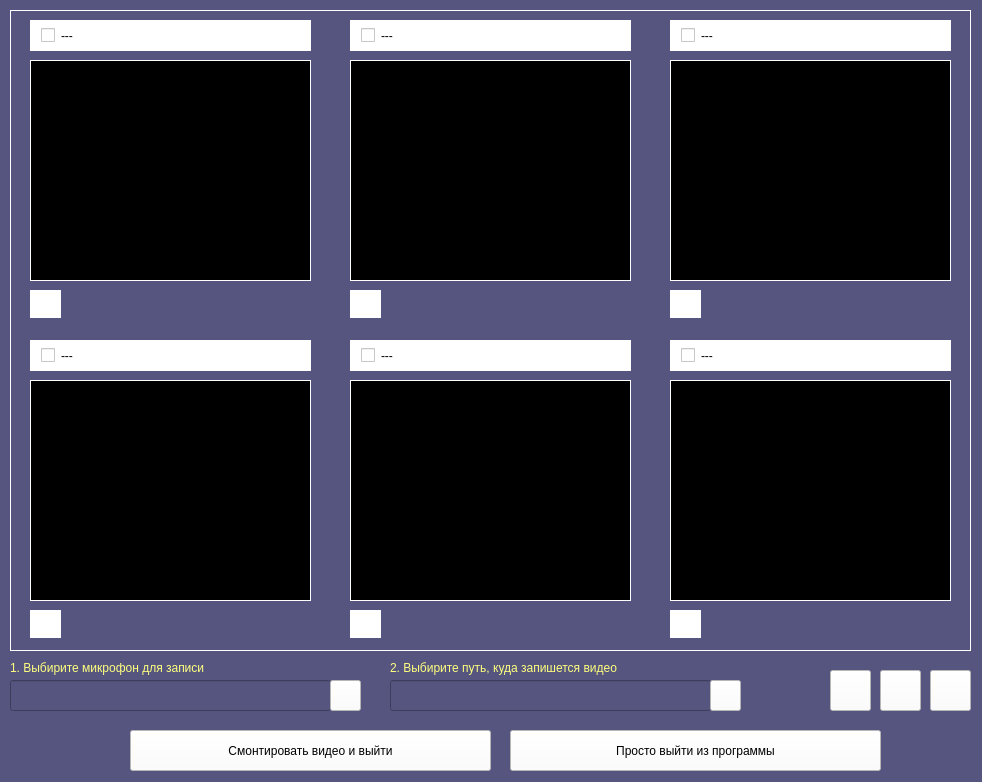
First picture: the form in GUI/main.ui, repository dimanchik79/ScoolCam, before the edit.
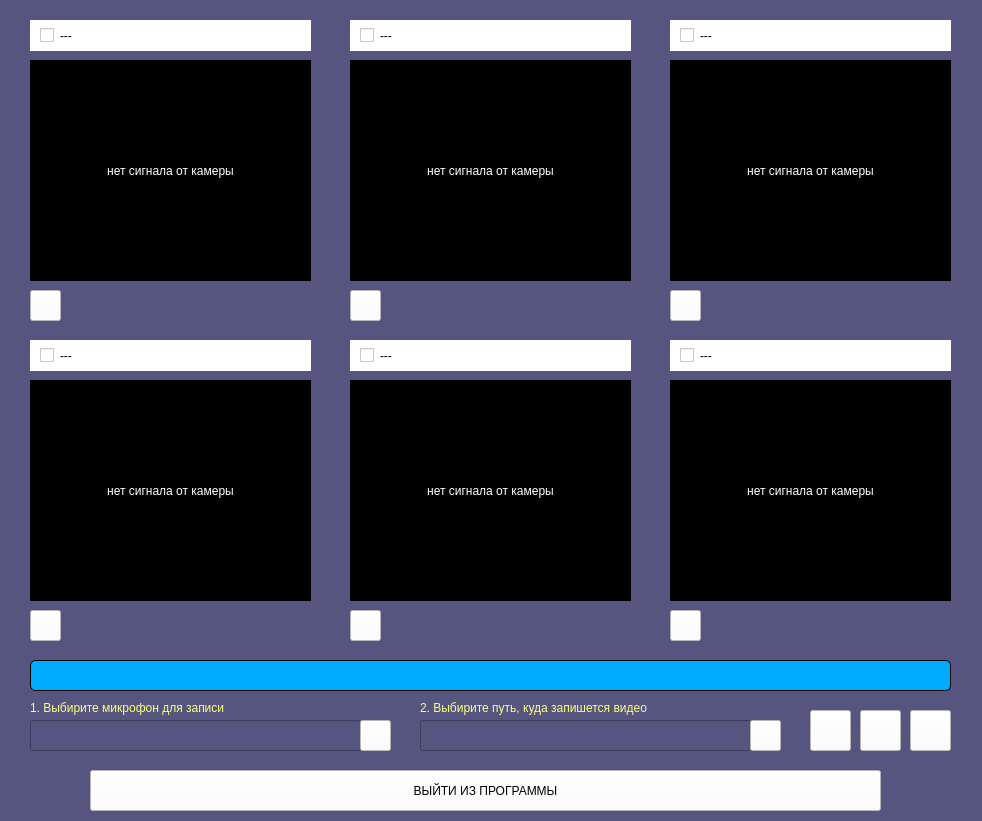
Second picture: the form after the edit. Icons and pictures are not drawn.

```diff
--- a/GUI/main.ui
+++ b/GUI/main.ui
@@ -2,12 +2,15 @@
 <ui version="4.0">
  <class>MainWindow</class>
  <widget class="QMainWindow" name="MainWindow">
+  <property name="enabled">
+   <bool>true</bool>
+  </property>
   <property name="geometry">
    <rect>
     <x>0</x>
     <y>0</y>
     <width>982</width>
-    <height>782</height>
+    <height>821</height>
    </rect>
   </property>
   <property name="windowTitle">
@@ -20,397 +23,15 @@
   <property name="styleSheet">
    <string notr="true">background-color: rgb(85, 85, 127);</string>
   </property>
-  <widget class="QWidget" name="centralwidget">
-   <widget class="QFrame" name="frame">
-    <property name="geometry">
-     <rect>
-      <x>10</x>
-      <y>10</y>
-      <width>961</width>
-      <height>641</height>
-     </rect>
-    </property>
-    <property name="styleSheet">
-     <string notr="true">border: 1px solid white;</string>
-    </property>
-    <property name="frameShape">
-     <enum>QFrame::StyledPanel</enum>
-    </property>
-    <property name="frameShadow">
-     <enum>QFrame::Sunken</enum>
-    </property>
-    <widget class="QLabel" name="cam_1">
-     <property name="geometry">
-      <rect>
-       <x>20</x>
-       <y>50</y>
-       <width>281</width>
-       <height>221</height>
-      </rect>
-     </property>
-     <property name="styleSheet">
-      <string notr="true">background-color: rgb(0, 0, 0);
-color: white;</string>
-     </property>
-     <property name="text">
-      <string/>
-     </property>
-     <property name="alignment">
-      <set>Qt::AlignCenter</set>
-     </property>
-    </widget>
-    <widget class="QPushButton" name="full_1">
-     <property name="geometry">
-      <rect>
-       <x>20</x>
-       <y>280</y>
-       <width>31</width>
-       <height>28</height>
-      </rect>
-     </property>
-     <property name="styleSheet">
-      <string notr="true">background-color: rgb(255, 255, 255);</string>
-     </property>
-     <property name="text">
-      <string/>
-     </property>
-     <property name="icon">
-      <iconset>
-       <normaloff>../IMG/full.png</normaloff>../IMG/full.png</iconset>
-     </property>
-    </widget>
-    <widget class="QLabel" name="cam_2">
-     <property name="geometry">
-      <rect>
-       <x>340</x>
-       <y>50</y>
-       <width>281</width>
-       <height>221</height>
-      </rect>
-     </property>
-     <property name="styleSheet">
-      <string notr="true">background-color: rgb(0, 0, 0);
-color: white;</string>
-     </property>
-     <property name="text">
-      <string/>
-     </property>
-     <property name="alignment">
-      <set>Qt::AlignCenter</set>
-     </property>
-    </widget>
-    <widget class="QLabel" name="cam_3">
-     <property name="geometry">
-      <rect>
-       <x>660</x>
-       <y>50</y>
-       <width>281</width>
-       <height>221</height>
-      </rect>
-     </property>
-     <property name="styleSheet">
-      <string notr="true">background-color: rgb(0, 0, 0);
-color: white;</string>
-     </property>
-     <property name="text">
-      <string/>
-     </property>
-     <property name="alignment">
-      <set>Qt::AlignCenter</set>
-     </property>
-    </widget>
-    <widget class="QLabel" name="cam_4">
-     <property name="geometry">
-      <rect>
-       <x>20</x>
-       <y>370</y>
-       <width>281</width>
-       <height>221</height>
-      </rect>
-     </property>
-     <property name="styleSheet">
-      <string notr="true">background-color: rgb(0, 0, 0);
-color: white;</string>
-     </property>
-     <property name="text">
-      <string/>
-     </property>
-     <property name="alignment">
-      <set>Qt::AlignCenter</set>
-     </property>
-    </widget>
-    <widget class="QLabel" name="cam_5">
-     <property name="geometry">
-      <rect>
-       <x>340</x>
-       <y>370</y>
-       <width>281</width>
-       <height>221</height>
-      </rect>
-     </property>
-     <property name="styleSheet">
-      <string notr="true">background-color: rgb(0, 0, 0);
-color: white;</string>
-     </property>
-     <property name="text">
-      <string/>
-     </property>
-     <property name="alignment">
-      <set>Qt::AlignCenter</set>
-     </property>
-    </widget>
-    <widget class="QLabel" name="cam_6">
-     <property name="geometry">
-      <rect>
-       <x>660</x>
-       <y>370</y>
-       <width>281</width>
-       <height>221</height>
-      </rect>
-     </property>
-     <property name="styleSheet">
-      <string notr="true">background-color: rgb(0, 0, 0);
-color: white;</string>
-     </property>
-     <property name="text">
-      <string/>
-     </property>
-     <property name="alignment">
-      <set>Qt::AlignCenter</set>
-     </property>
-    </widget>
-    <widget class="QCheckBox" name="nam_1">
-     <property name="geometry">
-      <rect>
-       <x>20</x>
-       <y>10</y>
-       <width>281</width>
-       <height>31</height>
-      </rect>
-     </property>
-     <property name="styleSheet">
-      <string notr="true">background-color: rgb(255, 255, 255);
-color: black;
-padding: 0 10px;</string>
-     </property>
-     <property name="text">
-      <string>---</string>
-     </property>
-     <property name="tristate">
-      <bool>false</bool>
-     </property>
-    </widget>
-    <widget class="QCheckBox" name="nam_2">
-     <property name="geometry">
-      <rect>
-       <x>340</x>
-       <y>10</y>
-       <width>281</width>
-       <height>31</height>
-      </rect>
-     </property>
-     <property name="styleSheet">
-      <string notr="true">background-color: rgb(255, 255, 255);
-color: black;
-padding: 0 10px;</string>
-     </property>
-     <property name="text">
-      <string>---</string>
-     </property>
-     <property name="tristate">
-      <bool>false</bool>
-     </property>
-    </widget>
-    <widget class="QCheckBox" name="nam_3">
-     <property name="geometry">
-      <rect>
-       <x>660</x>
-       <y>10</y>
-       <width>281</width>
-       <height>31</height>
-      </rect>
-     </property>
-     <property name="styleSheet">
-      <string notr="true">background-color: rgb(255, 255, 255);
-color: black;
-padding: 0 10px;</string>
-     </property>
-     <property name="text">
-      <string>---</string>
-     </property>
-     <property name="tristate">
-      <bool>false</bool>
-     </property>
-    </widget>
-    <widget class="QCheckBox" name="nam_4">
-     <property name="geometry">
-      <rect>
-       <x>20</x>
-       <y>330</y>
-       <width>281</width>
-       <height>31</height>
-      </rect>
-     </property>
-     <property name="styleSheet">
-      <string notr="true">background-color: rgb(255, 255, 255);
-color: black;
-padding: 0 10px;</string>
-     </property>
-     <property name="text">
-      <string>---</string>
-     </property>
-     <property name="tristate">
-      <bool>false</bool>
-     </property>
-    </widget>
-    <widget class="QCheckBox" name="nam_5">
-     <property name="geometry">
-      <rect>
-       <x>340</x>
-       <y>330</y>
-       <width>281</width>
-       <height>31</height>
-      </rect>
-     </property>
-     <property name="styleSheet">
-      <string notr="true">background-color: rgb(255, 255, 255);
-color: black;
-padding: 0 10px;</string>
-     </property>
-     <property name="text">
-      <string>---</string>
-     </property>
-     <property name="tristate">
-      <bool>false</bool>
-     </property>
-    </widget>
-    <widget class="QCheckBox" name="nam_6">
-     <property name="geometry">
-      <rect>
-       <x>660</x>
-       <y>330</y>
-       <width>281</width>
-       <height>31</height>
-      </rect>
-     </property>
-     <property name="styleSheet">
-      <string notr="true">background-color: rgb(255, 255, 255);
-color: black;
-padding: 0 10px;</string>
-     </property>
-     <property name="text">
-      <string>---</string>
-     </property>
-     <property name="tristate">
-      <bool>false</bool>
-     </property>
-    </widget>
-    <widget class="QPushButton" name="full_2">
-     <property name="geometry">
-      <rect>
-       <x>340</x>
-       <y>280</y>
-       <width>31</width>
-       <height>28</height>
-      </rect>
-     </property>
-     <property name="styleSheet">
-      <string notr="true">background-color: rgb(255, 255, 255);</string>
-     </property>
-     <property name="text">
-      <string/>
-     </property>
-     <property name="icon">
-      <iconset>
-       <normaloff>../IMG/full.png</normaloff>../IMG/full.png</iconset>
-     </property>
-    </widget>
-    <widget class="QPushButton" name="full_3">
-     <property name="geometry">
-      <rect>
-       <x>660</x>
-       <y>280</y>
-       <width>31</width>
-       <height>28</height>
-      </rect>
-     </property>
-     <property name="styleSheet">
-      <string notr="true">background-color: rgb(255, 255, 255);</string>
-     </property>
-     <property name="text">
-      <string/>
-     </property>
-     <property name="icon">
-      <iconset>
-       <normaloff>../IMG/full.png</normaloff>../IMG/full.png</iconset>
-     </property>
-    </widget>
-    <widget class="QPushButton" name="full_4">
-     <property name="geometry">
-      <rect>
-       <x>20</x>
-       <y>600</y>
-       <width>31</width>
-       <height>28</height>
-      </rect>
-     </property>
-     <property name="styleSheet">
-      <string notr="true">background-color: rgb(255, 255, 255);</string>
-     </property>
-     <property name="text">
-      <string/>
-     </property>
-     <property name="icon">
-      <iconset>
-       <normaloff>../IMG/full.png</normaloff>../IMG/full.png</iconset>
-     </property>
-    </widget>
-    <widget class="QPushButton" name="full_5">
-     <property name="geometry">
-      <rect>
-       <x>340</x>
-       <y>600</y>
-       <width>31</width>
-       <height>28</height>
-      </rect>
-     </property>
-     <property name="styleSheet">
-      <string notr="true">background-color: rgb(255, 255, 255);</string>
-     </property>
-     <property name="text">
-      <string/>
-     </property>
-     <property name="icon">
-      <iconset>
-       <normaloff>../IMG/full.png</normaloff>../IMG/full.png</iconset>
-     </property>
-    </widget>
-    <widget class="QPushButton" name="full_6">
-     <property name="geometry">
-      <rect>
-       <x>660</x>
-       <y>600</y>
-       <width>31</width>
-       <height>28</height>
-      </rect>
-     </property>
-     <property name="styleSheet">
-      <string notr="true">background-color: rgb(255, 255, 255);</string>
-     </property>
-     <property name="text">
-      <string/>
-     </property>
-     <property name="icon">
-      <iconset>
-       <normaloff>../IMG/full.png</normaloff>../IMG/full.png</iconset>
-     </property>
-    </widget>
-   </widget>
+  <widget class="QWidget" name="main">
+   <property name="enabled">
+    <bool>true</bool>
+   </property>
    <widget class="QLabel" name="label">
     <property name="geometry">
      <rect>
-      <x>10</x>
-      <y>660</y>
+      <x>30</x>
+      <y>700</y>
       <width>321</width>
       <height>16</height>
      </rect>
@@ -422,12 +43,15 @@
      <string>1. Выбирите микрофон для записи</string>
     </property>
    </widget>
-   <widget class="QLineEdit" name="lineEdit">
+   <widget class="QLineEdit" name="mic">
+    <property name="enabled">
+     <bool>false</bool>
+    </property>
     <property name="geometry">
      <rect>
-      <x>10</x>
-      <y>680</y>
-      <width>321</width>
+      <x>30</x>
+      <y>720</y>
+      <width>331</width>
       <height>31</height>
      </rect>
     </property>
@@ -435,11 +59,11 @@
      <string notr="true">color: white;</string>
     </property>
    </widget>
-   <widget class="QPushButton" name="full_7">
+   <widget class="QPushButton" name="mic_select">
     <property name="geometry">
      <rect>
-      <x>330</x>
-      <y>680</y>
+      <x>360</x>
+      <y>720</y>
       <width>31</width>
       <height>31</height>
      </rect>
@@ -458,8 +82,8 @@
    <widget class="QLabel" name="label_2">
     <property name="geometry">
      <rect>
-      <x>390</x>
-      <y>660</y>
+      <x>420</x>
+      <y>700</y>
       <width>321</width>
       <height>16</height>
      </rect>
@@ -471,12 +95,15 @@
      <string>2. Выбирите путь, куда запишется видео</string>
     </property>
    </widget>
-   <widget class="QLineEdit" name="lineEdit_2">
+   <widget class="QLineEdit" name="path">
+    <property name="enabled">
+     <bool>false</bool>
+    </property>
     <property name="geometry">
      <rect>
-      <x>390</x>
-      <y>680</y>
-      <width>321</width>
+      <x>420</x>
+      <y>720</y>
+      <width>331</width>
       <height>31</height>
      </rect>
     </property>
@@ -484,11 +111,11 @@
      <string notr="true">color: white;</string>
     </property>
    </widget>
-   <widget class="QPushButton" name="full_8">
+   <widget class="QPushButton" name="path_select">
     <property name="geometry">
      <rect>
-      <x>710</x>
-      <y>680</y>
+      <x>750</x>
+      <y>720</y>
       <width>31</width>
       <height>31</height>
      </rect>
@@ -504,11 +131,11 @@
       <normaloff>../IMG/open_table.ico</normaloff>../IMG/open_table.ico</iconset>
     </property>
    </widget>
-   <widget class="QPushButton" name="full_9">
+   <widget class="QPushButton" name="record">
     <property name="geometry">
      <rect>
-      <x>830</x>
-      <y>670</y>
+      <x>810</x>
+      <y>710</y>
       <width>41</width>
       <height>41</height>
      </rect>
@@ -530,11 +157,11 @@
      </size>
     </property>
    </widget>
-   <widget class="QPushButton" name="full_10">
+   <widget class="QPushButton" name="pause">
     <property name="geometry">
      <rect>
-      <x>880</x>
-      <y>670</y>
+      <x>860</x>
+      <y>710</y>
       <width>41</width>
       <height>41</height>
      </rect>
@@ -556,11 +183,11 @@
      </size>
     </property>
    </widget>
-   <widget class="QPushButton" name="full_11">
+   <widget class="QPushButton" name="stop">
     <property name="geometry">
      <rect>
-      <x>930</x>
-      <y>670</y>
+      <x>910</x>
+      <y>710</y>
       <width>41</width>
       <height>41</height>
      </rect>
@@ -582,12 +209,12 @@
      </size>
     </property>
    </widget>
-   <widget class="QPushButton" name="full_12">
+   <widget class="QPushButton" name="exit">
     <property name="geometry">
      <rect>
-      <x>130</x>
-      <y>730</y>
-      <width>361</width>
+      <x>90</x>
+      <y>770</y>
+      <width>791</width>
       <height>41</height>
      </rect>
     </property>
@@ -595,33 +222,440 @@
      <string notr="true">background-color: rgb(255, 255, 255);</string>
     </property>
     <property name="text">
-     <string>Смонтировать видео и выйти</string>
-    </property>
-    <property name="icon">
-     <iconset>
-      <normaloff>../IMG/edit.png</normaloff>../IMG/edit.png</iconset>
-    </property>
-   </widget>
-   <widget class="QPushButton" name="full_13">
-    <property name="geometry">
-     <rect>
-      <x>510</x>
-      <y>730</y>
-      <width>371</width>
-      <height>41</height>
-     </rect>
-    </property>
-    <property name="styleSheet">
-     <string notr="true">background-color: rgb(255, 255, 255);</string>
-    </property>
-    <property name="text">
-     <string>Просто выйти из программы</string>
+     <string>ВЫЙТИ ИЗ ПРОГРАММЫ</string>
     </property>
     <property name="icon">
      <iconset>
       <normaloff>../IMG/exit.png</normaloff>../IMG/exit.png</iconset>
     </property>
    </widget>
+   <widget class="QCheckBox" name="nam_5">
+    <property name="geometry">
+     <rect>
+      <x>350</x>
+      <y>340</y>
+      <width>281</width>
+      <height>31</height>
+     </rect>
+    </property>
+    <property name="styleSheet">
+     <string notr="true">background-color: rgb(255, 255, 255);
+color: black;
+padding: 0 10px;</string>
+    </property>
+    <property name="text">
+     <string>---</string>
+    </property>
+    <property name="tristate">
+     <bool>false</bool>
+    </property>
+   </widget>
+   <widget class="QCheckBox" name="nam_4">
+    <property name="geometry">
+     <rect>
+      <x>30</x>
+      <y>340</y>
+      <width>281</width>
+      <height>31</height>
+     </rect>
+    </property>
+    <property name="styleSheet">
+     <string notr="true">background-color: rgb(255, 255, 255);
+color: black;
+padding: 0 10px;</string>
+    </property>
+    <property name="text">
+     <string>---</string>
+    </property>
+    <property name="tristate">
+     <bool>false</bool>
+    </property>
+   </widget>
+   <widget class="QLabel" name="cam_5">
+    <property name="geometry">
+     <rect>
+      <x>350</x>
+      <y>380</y>
+      <width>281</width>
+      <height>221</height>
+     </rect>
+    </property>
+    <property name="styleSheet">
+     <string notr="true">background-color: rgb(0, 0, 0);
+color: white;</string>
+    </property>
+    <property name="text">
+     <string>нет сигнала от камеры</string>
+    </property>
+    <property name="alignment">
+     <set>Qt::AlignCenter</set>
+    </property>
+   </widget>
+   <widget class="QCheckBox" name="nam_2">
+    <property name="geometry">
+     <rect>
+      <x>350</x>
+      <y>20</y>
+      <width>281</width>
+      <height>31</height>
+     </rect>
+    </property>
+    <property name="styleSheet">
+     <string notr="true">background-color: rgb(255, 255, 255);
+color: black;
+padding: 0 10px;</string>
+    </property>
+    <property name="text">
+     <string>---</string>
+    </property>
+    <property name="tristate">
+     <bool>false</bool>
+    </property>
+   </widget>
+   <widget class="QLabel" name="cam_3">
+    <property name="geometry">
+     <rect>
+      <x>670</x>
+      <y>60</y>
+      <width>281</width>
+      <height>221</height>
+     </rect>
+    </property>
+    <property name="styleSheet">
+     <string notr="true">background-color: rgb(0, 0, 0);
+color: white;</string>
+    </property>
+    <property name="text">
+     <string>нет сигнала от камеры</string>
+    </property>
+    <property name="alignment">
+     <set>Qt::AlignCenter</set>
+    </property>
+   </widget>
+   <widget class="QCheckBox" name="nam_1">
+    <property name="geometry">
+     <rect>
+      <x>30</x>
+      <y>20</y>
+      <width>281</width>
+      <height>31</height>
+     </rect>
+    </property>
+    <property name="styleSheet">
+     <string notr="true">background-color: rgb(255, 255, 255);
+color: black;
+padding: 0 10px;</string>
+    </property>
+    <property name="text">
+     <string>---</string>
+    </property>
+    <property name="tristate">
+     <bool>false</bool>
+    </property>
+   </widget>
+   <widget class="QCheckBox" name="nam_3">
+    <property name="geometry">
+     <rect>
+      <x>670</x>
+      <y>20</y>
+      <width>281</width>
+      <height>31</height>
+     </rect>
+    </property>
+    <property name="styleSheet">
+     <string notr="true">background-color: rgb(255, 255, 255);
+color: black;
+padding: 0 10px;</string>
+    </property>
+    <property name="text">
+     <string>---</string>
+    </property>
+    <property name="tristate">
+     <bool>false</bool>
+    </property>
+   </widget>
+   <widget class="QLabel" name="cam_4">
+    <property name="geometry">
+     <rect>
+      <x>30</x>
+      <y>380</y>
+      <width>281</width>
+      <height>221</height>
+     </rect>
+    </property>
+    <property name="styleSheet">
+     <string notr="true">background-color: rgb(0, 0, 0);
+color: white;</string>
+    </property>
+    <property name="text">
+     <string>нет сигнала от камеры</string>
+    </property>
+    <property name="alignment">
+     <set>Qt::AlignCenter</set>
+    </property>
+   </widget>
+   <widget class="QLabel" name="cam_1">
+    <property name="geometry">
+     <rect>
+      <x>30</x>
+      <y>60</y>
+      <width>281</width>
+      <height>221</height>
+     </rect>
+    </property>
+    <property name="styleSheet">
+     <string notr="true">background-color: rgb(0, 0, 0);
+color: white;</string>
+    </property>
+    <property name="text">
+     <string>нет сигнала от камеры</string>
+    </property>
+    <property name="alignment">
+     <set>Qt::AlignCenter</set>
+    </property>
+   </widget>
+   <widget class="QLabel" name="cam_6">
+    <property name="geometry">
+     <rect>
+      <x>670</x>
+      <y>380</y>
+      <width>281</width>
+      <height>221</height>
+     </rect>
+    </property>
+    <property name="styleSheet">
+     <string notr="true">background-color: rgb(0, 0, 0);
+color: white;</string>
+    </property>
+    <property name="text">
+     <string>нет сигнала от камеры</string>
+    </property>
+    <property name="alignment">
+     <set>Qt::AlignCenter</set>
+    </property>
+   </widget>
+   <widget class="QLabel" name="cam_2">
+    <property name="geometry">
+     <rect>
+      <x>350</x>
+      <y>60</y>
+      <width>281</width>
+      <height>221</height>
+     </rect>
+    </property>
+    <property name="styleSheet">
+     <string notr="true">background-color: rgb(0, 0, 0);
+color: white;</string>
+    </property>
+    <property name="text">
+     <string>нет сигнала от камеры</string>
+    </property>
+    <property name="alignment">
+     <set>Qt::AlignCenter</set>
+    </property>
+   </widget>
+   <widget class="QCheckBox" name="nam_6">
+    <property name="geometry">
+     <rect>
+      <x>670</x>
+      <y>340</y>
+      <width>281</width>
+      <height>31</height>
+     </rect>
+    </property>
+    <property name="styleSheet">
+     <string notr="true">background-color: rgb(255, 255, 255);
+color: black;
+padding: 0 10px;</string>
+    </property>
+    <property name="text">
+     <string>---</string>
+    </property>
+    <property name="tristate">
+     <bool>false</bool>
+    </property>
+   </widget>
+   <widget class="QPushButton" name="full_1">
+    <property name="enabled">
+     <bool>true</bool>
+    </property>
+    <property name="geometry">
+     <rect>
+      <x>30</x>
+      <y>290</y>
+      <width>31</width>
+      <height>31</height>
+     </rect>
+    </property>
+    <property name="styleSheet">
+     <string notr="true">background-color: rgb(255, 255, 255);</string>
+    </property>
+    <property name="text">
+     <string/>
+    </property>
+    <property name="icon">
+     <iconset>
+      <normaloff>../IMG/full.png</normaloff>../IMG/full.png</iconset>
+    </property>
+    <property name="iconSize">
+     <size>
+      <width>20</width>
+      <height>20</height>
+     </size>
+    </property>
+   </widget>
+   <widget class="QPushButton" name="full_2">
+    <property name="geometry">
+     <rect>
+      <x>350</x>
+      <y>290</y>
+      <width>31</width>
+      <height>31</height>
+     </rect>
+    </property>
+    <property name="styleSheet">
+     <string notr="true">background-color: rgb(255, 255, 255);</string>
+    </property>
+    <property name="text">
+     <string/>
+    </property>
+    <property name="icon">
+     <iconset>
+      <normaloff>../IMG/full.png</normaloff>../IMG/full.png</iconset>
+    </property>
+    <property name="iconSize">
+     <size>
+      <width>20</width>
+      <height>20</height>
+     </size>
+    </property>
+   </widget>
+   <widget class="QPushButton" name="full_3">
+    <property name="geometry">
+     <rect>
+      <x>670</x>
+      <y>290</y>
+      <width>31</width>
+      <height>31</height>
+     </rect>
+    </property>
+    <property name="styleSheet">
+     <string notr="true">background-color: rgb(255, 255, 255);</string>
+    </property>
+    <property name="text">
+     <string/>
+    </property>
+    <property name="icon">
+     <iconset>
+      <normaloff>../IMG/full.png</normaloff>../IMG/full.png</iconset>
+    </property>
+    <property name="iconSize">
+     <size>
+      <width>20</width>
+      <height>20</height>
+     </size>
+    </property>
+   </widget>
+   <widget class="QPushButton" name="full_4">
+    <property name="geometry">
+     <rect>
+      <x>30</x>
+      <y>610</y>
+      <width>31</width>
+      <height>31</height>
+     </rect>
+    </property>
+    <property name="styleSheet">
+     <string notr="true">background-color: rgb(255, 255, 255);</string>
+    </property>
+    <property name="text">
+     <string/>
+    </property>
+    <property name="icon">
+     <iconset>
+      <normaloff>../IMG/full.png</normaloff>../IMG/full.png</iconset>
+    </property>
+    <property name="iconSize">
+     <size>
+      <width>20</width>
+      <height>20</height>
+     </size>
+    </property>
+   </widget>
+   <widget class="QPushButton" name="full_5">
+    <property name="geometry">
+     <rect>
+      <x>350</x>
+      <y>610</y>
+      <width>31</width>
+      <height>31</height>
+     </rect>
+    </property>
+    <property name="styleSheet">
+     <string notr="true">background-color: rgb(255, 255, 255);</string>
+    </property>
+    <property name="text">
+     <string/>
+    </property>
+    <property name="icon">
+     <iconset>
+      <normaloff>../IMG/full.png</normaloff>../IMG/full.png</iconset>
+    </property>
+    <property name="iconSize">
+     <size>
+      <width>20</width>
+      <height>20</height>
+     </size>
+    </property>
+   </widget>
+   <widget class="QPushButton" name="full_6">
+    <property name="geometry">
+     <rect>
+      <x>670</x>
+      <y>610</y>
+      <width>31</width>
+      <height>31</height>
+     </rect>
+    </property>
+    <property name="styleSheet">
+     <string notr="true">background-color: rgb(255, 255, 255);</string>
+    </property>
+    <property name="text">
+     <string/>
+    </property>
+    <property name="icon">
+     <iconset>
+      <normaloff>../IMG/full.png</normaloff>../IMG/full.png</iconset>
+    </property>
+    <property name="iconSize">
+     <size>
+      <width>20</width>
+      <height>20</height>
+     </size>
+    </property>
+   </widget>
+   <widget class="QLabel" name="label_3">
+    <property name="geometry">
+     <rect>
+      <x>30</x>
+      <y>660</y>
+      <width>921</width>
+      <height>31</height>
+     </rect>
+    </property>
+    <property name="styleSheet">
+     <string notr="true">border: 1px solid black;
+color: red;
+background-color: rgb(0, 170, 255);
+border-radius: 5px;</string>
+    </property>
+    <property name="text">
+     <string/>
+    </property>
+    <property name="alignment">
+     <set>Qt::AlignCenter</set>
+    </property>
+   </widget>
   </widget>
  </widget>
  <resources/>
```
Left out of the diff: 9 changed lines with no effect on the pictures.
